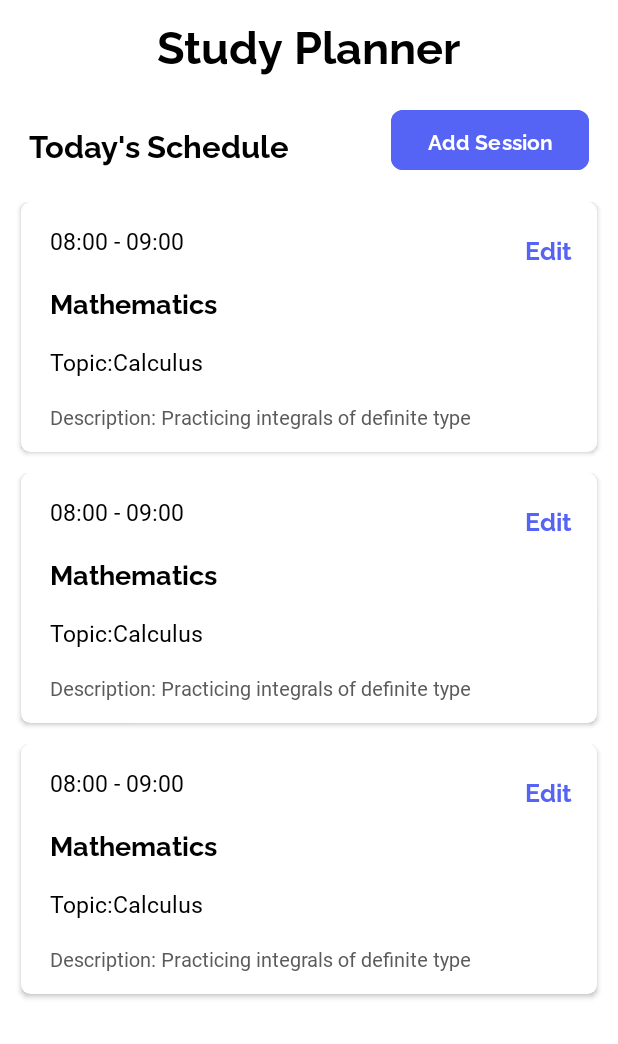
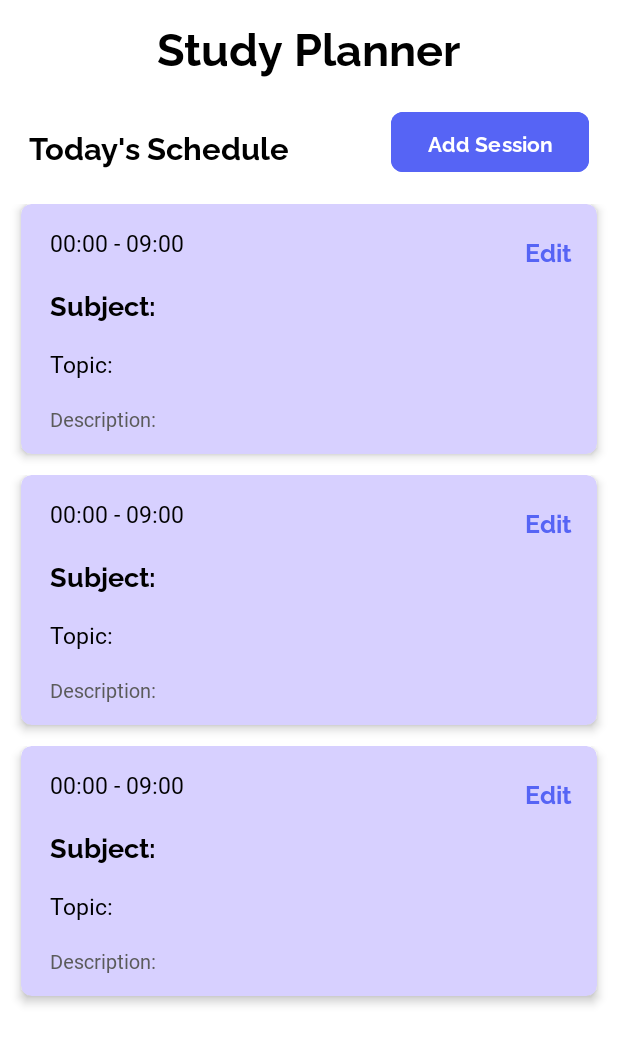
Before and after one commit to astronix1/Orbit, an Android app: the layout activity_planner.xml on its own in the app's theme, with its tools: preview values and no code run, on a phone screen of 412 x 824 dp. Shown: the top 1044 px of the screen. Run offline under Robolectric (Android 15) with nearby library versions, the phone set to English and light mode, and no system bars.

Commit message:
bug fixex

```diff
--- a/app/src/main/res/layout/activity_main.xml
+++ b/app/src/main/res/layout/activity_main.xml
@@ -5,7 +5,7 @@
     android:id="@+id/main"
     android:layout_width="match_parent"
     android:layout_height="match_parent"
-    android:background="@color/bg"
+    android:background="#6750A4"
     tools:context=".MainActivity">
 
     <com.ismaeldivita.chipnavigation.ChipNavigationBar
--- a/app/src/main/res/layout/activity_planner.xml
+++ b/app/src/main/res/layout/activity_planner.xml
@@ -5,14 +5,19 @@
     android:id="@+id/main"
     android:layout_width="match_parent"
     android:layout_height="match_parent"
-    android:background="#FFF"
+    android:background="#6750A4"
     tools:context=".planner">
 
+
+    <androidx.constraintlayout.widget.ConstraintLayout
+        android:layout_width="match_parent"
+        android:background="#FFF"
+        android:layout_height="match_parent">
         <TextView
             android:id="@+id/textView6"
             android:layout_width="wrap_content"
             android:layout_height="wrap_content"
-        android:layout_marginTop="8dp"
+            android:layout_marginTop="@dimen/_7sdp"
             android:fontFamily="@font/raleway_bold"
             android:text="Study Planner"
             android:textColor="#000"
@@ -22,7 +27,7 @@
             app:layout_constraintTop_toTopOf="parent" />
 
         <Button
-        android:id="@+id/button2"
+            android:id="@+id/addcard"
             android:layout_width="wrap_content"
             android:layout_height="wrap_content"
             android:layout_marginTop="@dimen/_15sdp"
@@ -52,7 +57,7 @@
             app:layout_constraintTop_toBottomOf="@+id/textView6" />
 
         <androidx.recyclerview.widget.RecyclerView
-        android:id="@+id/recyclerView"
+            android:id="@+id/plannerRecycler"
             android:layout_width="match_parent"
             android:layout_height="0dp"
 
@@ -64,5 +69,5 @@
             app:layout_constraintTop_toBottomOf="@+id/textView6"
             tools:listitem="@layout/item_list" />
 
-
     </androidx.constraintlayout.widget.ConstraintLayout>
+</androidx.constraintlayout.widget.ConstraintLayout>
--- a/app/src/main/res/layout/item_list.xml
+++ b/app/src/main/res/layout/item_list.xml
@@ -11,9 +11,9 @@
         android:layout_marginStart="@dimen/_11sdp"
         android:layout_marginEnd="@dimen/_11sdp"
         android:layout_marginBottom="@dimen/_11sdp"
-        android:backgroundTint="#FFF"
-        android:elevation="5dp"
-        app:cardCornerRadius="6dp"
+        android:backgroundTint="#D7D0FF"
+        app:cardElevation="@dimen/_3sdp"
+        app:cardCornerRadius="7dp"
         app:layout_constraintBottom_toBottomOf="parent"
         app:layout_constraintEnd_toEndOf="parent"
         app:layout_constraintStart_toStartOf="parent"
@@ -31,7 +31,7 @@
                 android:layout_marginStart="@dimen/_15sdp"
                 android:layout_marginTop="@dimen/_12sdp"
                 android:fontFamily="@font/raleway_semibold"
-                android:text="08:00"
+                android:text="00:00"
                 android:textColor="#000"
                 android:textSize="@dimen/_12ssp"
                 app:layout_constraintStart_toStartOf="parent"
@@ -45,8 +45,9 @@
                 android:layout_marginTop="@dimen/_13sdp"
                 android:fontFamily="@font/raleway_bold"
 
-                android:text="Mathematics"
+                android:hint="Subject:"
                 android:textColor="#000"
+                android:textColorHint="#000"
                 android:textSize="@dimen/_14ssp"
                 app:layout_constraintStart_toStartOf="parent"
                 app:layout_constraintTop_toBottomOf="@+id/time1txt" />
@@ -58,10 +59,11 @@
                 android:layout_marginStart="@dimen/_15sdp"
                 android:layout_marginTop="@dimen/_13sdp"
                 android:fontFamily="@font/raleway_semibold"
-                android:text="Topic:Calculus"
+                android:hint="Topic:"
                 android:textColor="#000"
+
+                android:textColorHint="#000"
                 android:textSize="@dimen/_12ssp"
-
                 app:layout_constraintStart_toStartOf="parent"
                 app:layout_constraintTop_toBottomOf="@+id/subtxt" />
 
@@ -72,8 +74,9 @@
                 android:layout_marginStart="@dimen/_15sdp"
                 android:layout_marginTop="@dimen/_13sdp"
                 android:fontFamily="@font/raleway_semibold"
-                android:text="Description: Practicing integrals of definite type"
+                android:hint="Description:"
                 android:textColor="#5B5B5B"
+                android:textColorHint="#5B5B5B"
                 android:textSize="@dimen/_10ssp"
                 app:layout_constraintStart_toStartOf="parent"
                 app:layout_constraintTop_toBottomOf="@+id/topictxt" />
--- a/app/src/main/res/values/colors.xml
+++ b/app/src/main/res/values/colors.xml
@@ -4,6 +4,9 @@
     <color name="white">#FFFFFFFF</color>
     <color name="bg">#8C5CB3</color>
     <color name="slogancolor">#1E1E1E</color>
+    <color name="descolor">#5B5B5B</color>
+    <color name="redd">#A94A44</color>
+
 
 
 </resources>
```
Also changed, not shown: app/src/main/java/com/example/myapp/planner.kt (+19 -2 lines), app/src/main/java/com/example/myapp/planner_adapter.kt (+113 -41 lines). Lines whose indentation alone changed are shown as unchanged.
